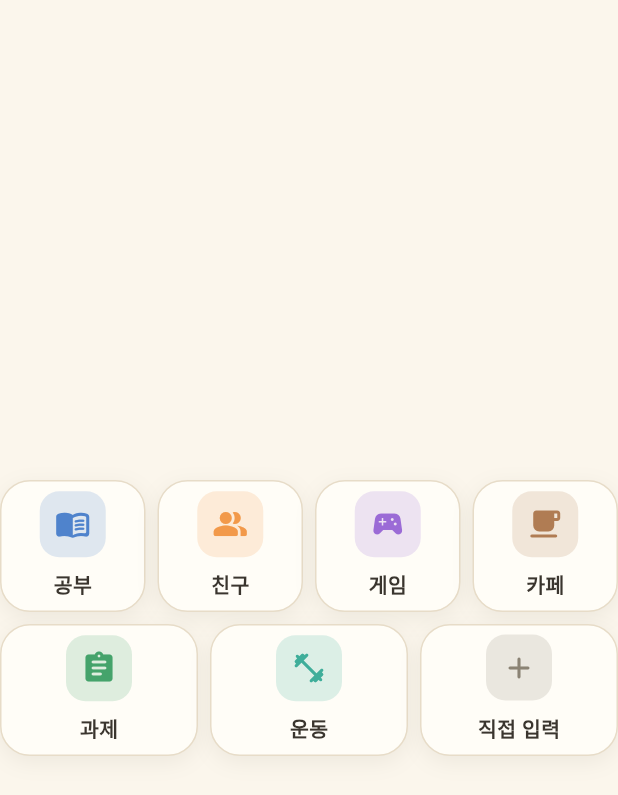
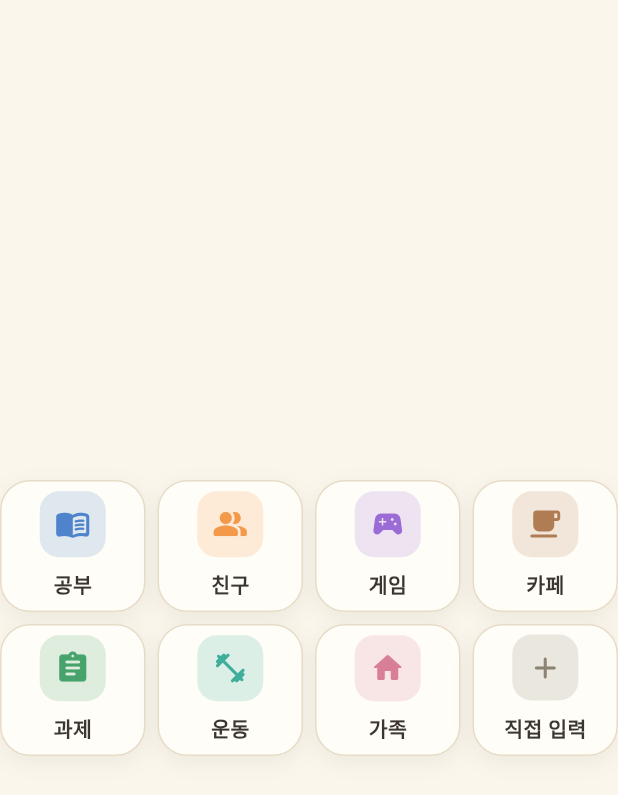
Before and after one commit to yseho031018/rhythm-archive, a Flutter app: the _KeywordChoices widget shown alone on an empty page, opened directly with empty values, on a phone screen of 412 x 824 dp. Shown: the top 795 px of the screen. Run offline on Flutter 3.47's test engine with Material 3 defaults, Android fonts, the phone set to English and light mode, and no system bars; our stand-ins replace drift, drift_flutter, file_picker, shared_preferences; accounts and stored records are empty; generated files the repository leaves out were written again; Roboto replaces fonts that are missing (Segoe UI).

Commit message:
feat: 키워드 그리드 칸 크기 통일 및 '가족' 키워드 추가
- 마지막 줄을 늘려 채우던 로직 제거 → 모든 칸 동일 크기
- 기본 키워드 '가족'(home 아이콘/로즈색, 🏠) 추가
- 기본 키워드 7개 + 직접 입력 = 8개로 4+4 두 줄 균형

Co-Authored-By: Claude Opus 4.8 <noreply@anthropic.com>

```diff
--- a/lib/prototype/diary_controller.dart
+++ b/lib/prototype/diary_controller.dart
@@ -35,7 +35,7 @@ class DiaryController extends ChangeNotifier {
   bool loaded = false;
   String? storageError;
 
-  static const keywordOptions = ['공부', '친구', '게임', '카페', '과제', '운동'];
+  static const keywordOptions = ['공부', '친구', '게임', '카페', '과제', '운동', '가족'];
 
   /// 사용자가 직접 추가한 키워드(기본 키워드 다음에 노출, 로컬 저장됨).
   final List<String> customKeywords = [];
--- a/lib/prototype/screens/record_screen.dart
+++ b/lib/prototype/screens/record_screen.dart
@@ -756,6 +756,7 @@ class _KeywordChoices extends StatelessWidget {
     '카페': Icons.local_cafe_rounded,
     '과제': Icons.assignment_rounded,
     '운동': Icons.fitness_center_rounded,
+    '가족': Icons.home_rounded,
   };
 
   // 활동별 고유 색(목업의 컬러 일러스트 아이콘 톤에 맞춤).
@@ -766,6 +767,7 @@ class _KeywordChoices extends StatelessWidget {
     '카페': Color(0xFFB07C53), // 브라운
     '과제': Color(0xFF45A36B), // 그린
     '운동': Color(0xFF3FAE9A), // 틸
+    '가족': Color(0xFFD97E97), // 로즈
   };
 
   static const _fallbackColor = Color(0xFF6E9E84);
@@ -808,12 +810,8 @@ class _KeywordChoices extends StatelessWidget {
             onLongPress: null,
           ),
         ];
-        final lastRowCount = items.length % columns;
-        final fullTileWidth = (gridWidth - spacing * (columns - 1)) / columns;
-        final lastRowTileWidth = lastRowCount == 0
-            ? fullTileWidth
-            : (gridWidth - spacing * (lastRowCount - 1)) / lastRowCount;
-        final lastRowStart = items.length - lastRowCount;
+        // 모든 칸을 같은 크기로 둔다(마지막 줄을 늘려 채우지 않음).
+        final tileWidth = (gridWidth - spacing * (columns - 1)) / columns;
 
         return Align(
           alignment: Alignment.centerLeft,
@@ -825,9 +823,7 @@ class _KeywordChoices extends StatelessWidget {
               children: [
                 for (var index = 0; index < items.length; index++)
                   _ChoiceTile(
-                    width: lastRowCount != 0 && index >= lastRowStart
-                        ? lastRowTileWidth
-                        : fullTileWidth,
+                    width: tileWidth,
                     height: compact ? 88 : 100,
                     icon: items[index].icon,
                     accentColor: items[index].color,
@@ -1186,6 +1182,7 @@ class _GeneratedDiaryScreenState extends State<_GeneratedDiaryScreen> {
     '카페': '☕',
     '과제': '📝',
     '운동': '🏃',
+    '가족': '🏠',
     '일상': '🌿',
   };
 
```
